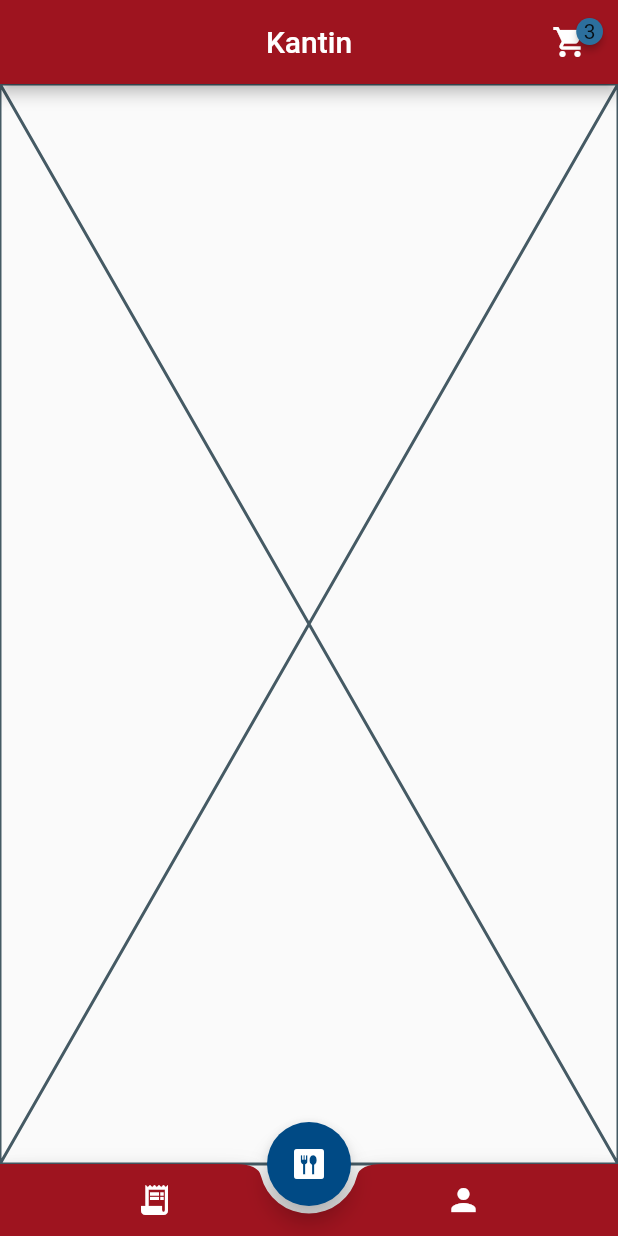
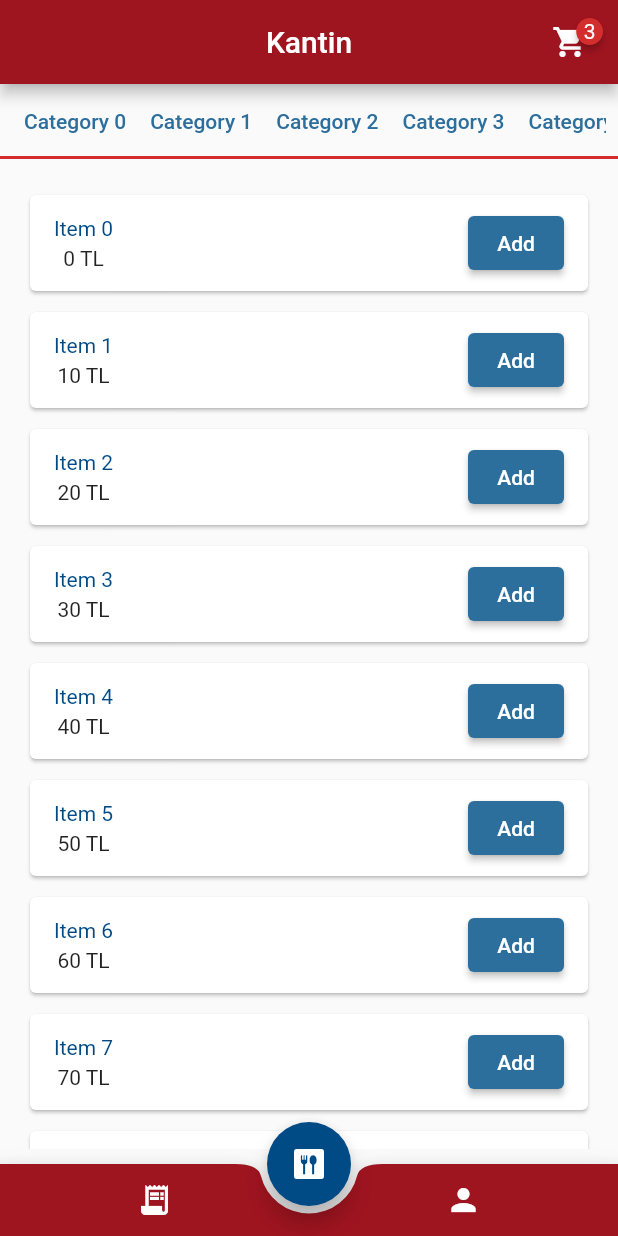
Before and after one commit to DoukanT/kantin_new_mobile, a Flutter app: the screen it shows after launch, on a phone screen of 412 x 824 dp. Run offline on Flutter 3.47's test engine with Material 2 defaults, Android fonts, the light colour scheme and no system bars; drawn by our look-alikes of badges.

Commit message:
'menu_view' file created

```diff
--- a/lib/constants/global_constants.dart
+++ b/lib/constants/global_constants.dart
@@ -1,7 +1,7 @@
 import 'dart:ui';
 
 const mainColor = Color(0xFF9E141F);
-const mainColorLight = Color.fromRGBO(190, 52, 63, 1);
+const mainColorLight = Color(0xFFd32d2d);
 
 const secondaryColor = Color(0xFF004a85);
 const secondaryColorLight = Color(0xFF2c6f9d);
--- a/lib/views/main_view.dart
+++ b/lib/views/main_view.dart
@@ -30,9 +30,14 @@ class _MainViewState extends State<MainView> {
             padding: const EdgeInsets.only(right: 8),
             child: IconButton(
               icon: const badges.Badge(
-                badgeContent: Text('3'),
+                badgeContent: Text(
+                  '3',
+                  style: TextStyle(
+                    color: Colors.white,
+                  ),
+                ),
                 badgeStyle: badges.BadgeStyle(
-                  badgeColor: secondaryColorLight,
+                  badgeColor: mainColorLight,
                 ),
                 child: Icon(
                   Icons.shopping_cart,
--- a/lib/views/menu_view.dart
+++ b/lib/views/menu_view.dart
@@ -1,4 +1,5 @@
 import 'package:flutter/material.dart';
+import 'package:kantin_new_mobile/constants/global_constants.dart';
 
 class MenuView extends StatefulWidget {
   const MenuView({super.key});
@@ -10,6 +11,87 @@ class MenuView extends StatefulWidget {
 class _MenuViewState extends State<MenuView> {
   @override
   Widget build(BuildContext context) {
-    return const Placeholder();
+    return Column(children: [
+      Container(
+        margin: const EdgeInsets.symmetric(horizontal: 8),
+        height: 50,
+        child: ListView.builder(
+          itemCount: 20,
+          scrollDirection: Axis.horizontal,
+          itemBuilder: (context, index) {
+            return TextButton(
+              onPressed: () {},
+              child: Text(
+                "Category $index",
+                style: const TextStyle(
+                  color: secondaryColorLight,
+                ),
+              ),
+            );
+          },
+        ),
+      ),
+      const Divider(
+        height: 0,
+        thickness: 2,
+        color: mainColorLight,
+      ),
+      const SizedBox(height: 20),
+      Expanded(
+        child: Padding(
+          padding: const EdgeInsets.only(left: 16, right: 16, bottom: 10),
+          child: ListView.builder(
+            itemCount: 50,
+            shrinkWrap: true,
+            itemBuilder: (context, index) {
+              return Padding(
+                padding: const EdgeInsets.only(bottom: 6),
+                child: Card(
+                  child: Padding(
+                    padding:
+                        const EdgeInsets.symmetric(horizontal: 16, vertical: 8),
+                    child: Row(
+                      mainAxisAlignment: MainAxisAlignment.spaceBetween,
+                      children: [
+                        Column(
+                          children: [
+                            Text(
+                              "Item $index",
+                              style: const TextStyle(
+                                color: secondaryColor,
+                              ),
+                            ),
+                            const SizedBox(
+                              height: 4,
+                            ),
+                            Text(
+                              "${index * 10} TL",
+                            ),
+                          ],
+                        ),
+                        Column(
+                          children: [
+                            ElevatedButton(
+                              onPressed: () {
+                                // BUY ACTION
+                              },
+                              style: const ButtonStyle(
+                                backgroundColor:
+                                    MaterialStatePropertyAll(secondaryColorLight),
+                              ),
+                              child: const Text("Add"),
+                            ),
+                          ],
+                        ),
+                      ],
+                    ),
+                  ),
+                ),
+              );
+            },
+          ),
+        ),
+      )
+    ]);
   }
 }
```
